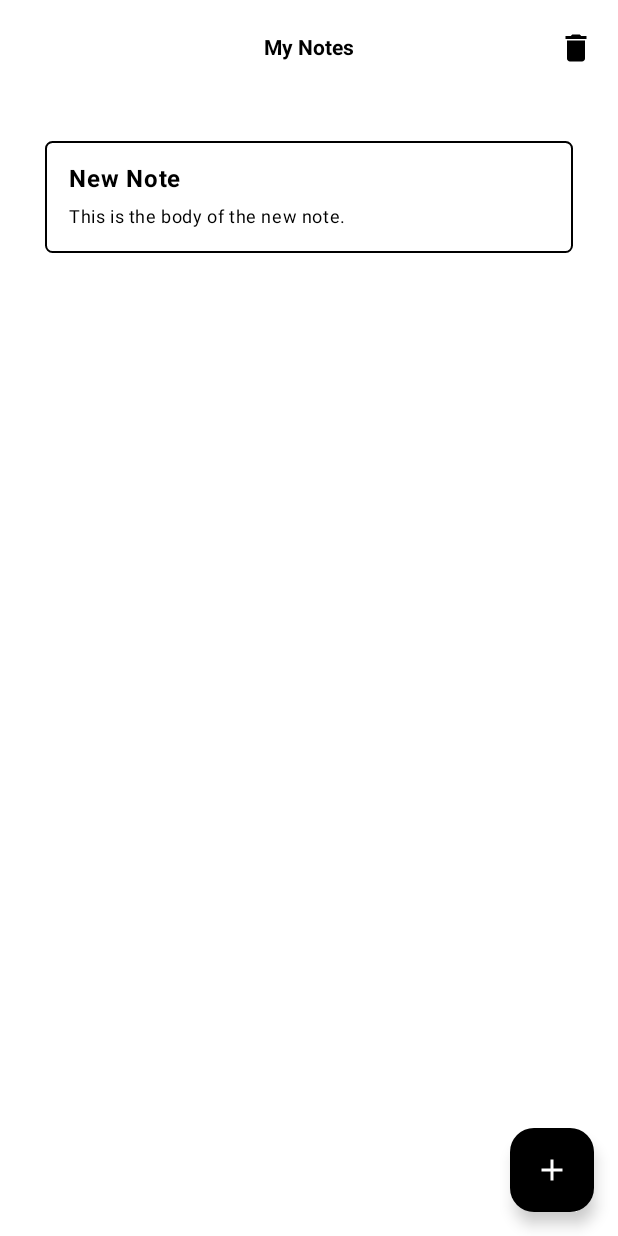
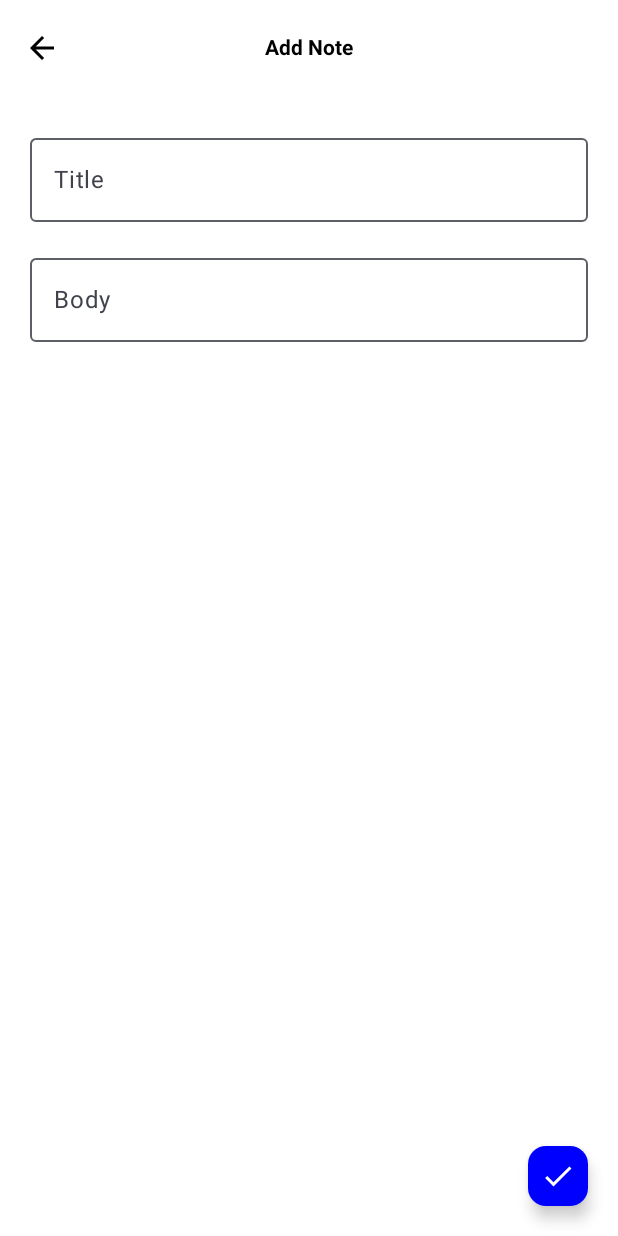
Before and after one commit to TechSmith90210/Jot, an Android app built with Jetpack Compose: the screen it shows after launch (MainActivity), after a tap on "Add Note", on a phone screen of 412 x 824 dp. Run offline under Robolectric (Android 15) with nearby library versions, the phone set to English and light mode, and no system bars.

Commit message:
feat : note addition functionality

```diff
--- a/app/build.gradle.kts
+++ b/app/build.gradle.kts
@@ -56,4 +56,7 @@ dependencies {
     androidTestImplementation(libs.androidx.ui.test.junit4)
     debugImplementation(libs.androidx.ui.tooling)
     debugImplementation(libs.androidx.ui.test.manifest)
+
+    implementation(libs.navigation.compose) // Latest version
+
 }
--- a/app/src/main/java/com/example/kotlinnotesapp/MainActivity.kt
+++ b/app/src/main/java/com/example/kotlinnotesapp/MainActivity.kt
@@ -1,45 +1,12 @@
 package com.example.kotlinnotesapp
-
 import android.os.Bundle
 import androidx.activity.ComponentActivity
 import androidx.activity.compose.setContent
 import androidx.activity.enableEdgeToEdge
-import androidx.compose.foundation.border
-import androidx.compose.foundation.layout.Column
-import androidx.compose.foundation.layout.Spacer
 import androidx.compose.foundation.layout.fillMaxSize
-import androidx.compose.foundation.layout.fillMaxWidth
-import androidx.compose.foundation.layout.padding
-import androidx.compose.foundation.lazy.LazyColumn
-import androidx.compose.foundation.lazy.items
-import androidx.compose.foundation.shape.RoundedCornerShape
-import androidx.compose.material.icons.Icons
-import androidx.compose.material.icons.filled.Add
-import androidx.compose.material.icons.filled.Delete
-import androidx.compose.material3.Card
-import androidx.compose.material3.CardDefaults
-import androidx.compose.material3.CenterAlignedTopAppBar
-import androidx.compose.material3.ExperimentalMaterial3Api
-import androidx.compose.material3.FloatingActionButton
-import androidx.compose.material3.Icon
-import androidx.compose.material3.IconButton
-import androidx.compose.material3.MaterialTheme
-import androidx.compose.material3.Scaffold
-import androidx.compose.material3.Text
-import androidx.compose.material3.TopAppBarDefaults
 import androidx.compose.runtime.Composable
-import androidx.compose.runtime.getValue
-import androidx.compose.runtime.mutableStateListOf
-import androidx.compose.runtime.mutableStateOf
-import androidx.compose.runtime.remember
-import androidx.compose.runtime.setValue
 import androidx.compose.ui.Modifier
-import androidx.compose.ui.graphics.Color
-import androidx.compose.ui.text.font.FontWeight
-import androidx.compose.ui.text.style.TextAlign
 import androidx.compose.ui.tooling.preview.Preview
-import androidx.compose.ui.unit.dp
-import androidx.compose.ui.unit.sp
 import com.example.kotlinnotesapp.ui.theme.KotlinNotesAppTheme
 
 class MainActivity : ComponentActivity() {
@@ -54,103 +21,6 @@ class MainActivity : ComponentActivity() {
     }
 }
 
-@Composable
-fun NotesApp (modifier: Modifier = Modifier) {
-    var notes = remember { mutableStateListOf<Note>() }
-    NotesScreen(notes = notes,
-        modifier = modifier,
-        onNoteAdd = { title, body -> notes.add(Note(title = title, body = body)) },
-        onDeleteAll = {notes.clear()}
-        )
-}
-
-data class Note (
-    val title : String,
-    val body: String
-)
-
-@OptIn(ExperimentalMaterial3Api::class)
-@Composable
-fun NotesScreen (notes : MutableList<Note>,
-                 onNoteAdd : (String, String) -> Unit,
-                 onDeleteAll : () -> Unit,
-                 modifier: Modifier ) {
-    Scaffold (
-        containerColor = Color.White,
-
-        modifier = modifier.fillMaxSize(),
-        topBar = {
-            CenterAlignedTopAppBar(
-                title = { Text(text = "My Notes", color = Color.Black, fontSize = 14.sp,
-                    fontWeight = FontWeight.Bold
-                    ) },
-                colors = TopAppBarDefaults.centerAlignedTopAppBarColors(
-                    containerColor = Color.Transparent
-                ),
-                actions = {
-                    IconButton(onClick = {
-                        //delete all notes
-                        onDeleteAll()
-                    },) {
-                            Icon(
-                                imageVector = Icons.Default.Delete,
-                                contentDescription = "Delete All Notes",
-                                tint = Color.Black
-                            )
-                    }
-                }
-            )
-        },
-        floatingActionButton = {
-            FloatingActionButton(onClick = {
-                onNoteAdd("New Note", "This is the body of the new note.") // Add a new note
-            },
-                containerColor = Color.Black
-                ) {
-                Icon(imageVector = Icons.Default.Add,
-                    contentDescription = "Add Note",
-                        tint = Color.White
-                    )
-            }
-        }
-    ) { paddingValues ->
-        LazyColumn (
-            modifier = modifier
-                .fillMaxSize()
-                .padding(paddingValues)
-                .padding(20.dp)) {
-            items(notes) {
-                note -> NoteCard(title = note.title, body = note.body)
-            }
-        }
-    }
-}
-
-@Composable
-fun NoteCard (title: String, body: String) {
-    Card (modifier = Modifier
-        .fillMaxWidth()
-        .padding(10.dp)
-        .border(1.dp, Color.Black, RoundedCornerShape(5.dp)),
-        shape = RoundedCornerShape(5.dp),
-        colors = CardDefaults.cardColors(
-            containerColor = Color.Transparent,
-            contentColor = Color.Black,
-        ),
-    ) {
-        Column ( modifier = Modifier.padding(16.dp)) {
-            Text(text = title,
-                style = MaterialTheme.typography.bodyLarge,
-                fontWeight = FontWeight.Bold,
-                modifier = Modifier.padding(bottom = 8.dp),
-                )
-            Text(text = body, style = MaterialTheme.typography.bodySmall,
-                    textAlign = TextAlign.Justify,
-                )
-        }
-    }
-}
-
 @Preview(showBackground = true)
 @Composable
 fun NotesAppPreview() {
--- /dev/null
+++ b/app/src/main/java/com/example/kotlinnotesapp/Note.kt
@@ -0,0 +1,6 @@
+package com.example.kotlinnotesapp
+
+data class Note (
+    val title : String,
+    val body: String
+)
--- /dev/null
+++ b/app/src/main/java/com/example/kotlinnotesapp/NotesApp.kt
@@ -0,0 +1,37 @@
+package com.example.kotlinnotesapp
+
+import androidx.compose.runtime.Composable
+import androidx.compose.runtime.mutableStateListOf
+import androidx.compose.runtime.remember
+import androidx.compose.ui.Modifier
+import androidx.navigation.compose.NavHost
+import androidx.navigation.compose.composable
+import androidx.navigation.compose.rememberNavController
+import com.example.kotlinnotesapp.ui.screens.AddNoteScreen
+import com.example.kotlinnotesapp.ui.screens.NotesScreen
+
+@Composable
+fun NotesApp (modifier: Modifier = Modifier) {
+    val navController = rememberNavController()
+    var notes = remember { mutableStateListOf<Note>() }
+
+    NavHost(navController = navController, startDestination = "noteScreen") {
+        composable("noteScreen") {
+            NotesScreen(notes = notes,
+                modifier = modifier,
+                onDeleteAll = {notes.clear()},
+                onNavigateToAddNote = { navController.navigate("addNoteScreen") },
+            )
+        }
+        composable("addNoteScreen") {
+            AddNoteScreen(
+                onNoteAdd = { note ->
+                    notes.add(Note(title = note.title, body = note.body))
+                    navController.popBackStack()
+                },
+                onBack = { navController.popBackStack() },
+                modifier = modifier
+            )
+        }
+    }
+}
--- /dev/null
+++ b/app/src/main/java/com/example/kotlinnotesapp/ui/components/NoteCard.kt
@@ -0,0 +1,42 @@
+package com.example.kotlinnotesapp.ui.components
+
+import androidx.compose.foundation.border
+import androidx.compose.foundation.layout.Column
+import androidx.compose.foundation.layout.fillMaxWidth
+import androidx.compose.foundation.layout.padding
+import androidx.compose.foundation.shape.RoundedCornerShape
+import androidx.compose.material3.Card
+import androidx.compose.material3.CardDefaults
+import androidx.compose.material3.MaterialTheme
+import androidx.compose.material3.Text
+import androidx.compose.runtime.Composable
+import androidx.compose.ui.Modifier
+import androidx.compose.ui.graphics.Color
+import androidx.compose.ui.text.font.FontWeight
+import androidx.compose.ui.text.style.TextAlign
+import androidx.compose.ui.unit.dp
+
+@Composable
+fun NoteCard (title: String, body: String) {
+    Card (modifier = Modifier
+        .fillMaxWidth()
+        .padding(10.dp)
+        .border(1.dp, Color.Black, RoundedCornerShape(5.dp)),
+        shape = RoundedCornerShape(5.dp),
+        colors = CardDefaults.cardColors(
+            containerColor = Color.Transparent,
+            contentColor = Color.Black,
+        ),
+    ) {
+        Column ( modifier = Modifier.padding(16.dp)) {
+            Text(text = title,
+                style = MaterialTheme.typography.bodyLarge,
+                fontWeight = FontWeight.Bold,
+                modifier = Modifier.padding(bottom = 8.dp),
+            )
+            Text(text = body, style = MaterialTheme.typography.bodySmall,
+                textAlign = TextAlign.Justify,
+            )
+        }
+    }
+}
--- /dev/null
+++ b/app/src/main/java/com/example/kotlinnotesapp/ui/screens/AddNoteScreen.kt
@@ -0,0 +1,124 @@
+package com.example.kotlinnotesapp.ui.screens
+
+import androidx.compose.foundation.layout.Box
+import androidx.compose.foundation.layout.Column
+import androidx.compose.foundation.layout.Spacer
+import androidx.compose.foundation.layout.fillMaxSize
+import androidx.compose.foundation.layout.fillMaxWidth
+import androidx.compose.foundation.layout.height
+import androidx.compose.foundation.layout.padding
+import androidx.compose.material.icons.Icons
+import androidx.compose.material.icons.automirrored.filled.ArrowBack
+import androidx.compose.material.icons.filled.Check
+import androidx.compose.material3.CenterAlignedTopAppBar
+import androidx.compose.material3.ExperimentalMaterial3Api
+import androidx.compose.material3.Icon
+import androidx.compose.material3.IconButton
+import androidx.compose.material3.OutlinedTextField
+import androidx.compose.material3.Scaffold
+import androidx.compose.material3.SmallFloatingActionButton
+import androidx.compose.material3.Text
+import androidx.compose.material3.TopAppBarDefaults
+import androidx.compose.runtime.*
+import androidx.compose.ui.Alignment
+import androidx.compose.ui.Modifier
+import androidx.compose.ui.graphics.Color
+import androidx.compose.ui.text.font.FontWeight
+import androidx.compose.ui.tooling.preview.Preview
+import androidx.compose.ui.unit.dp
+import androidx.compose.ui.unit.sp
+import com.example.kotlinnotesapp.Note
+
+@OptIn(ExperimentalMaterial3Api::class)
+@Composable
+fun AddNoteScreen (
+    onNoteAdd : (Note) -> Unit,
+    onBack : () -> Unit,
+    modifier: Modifier
+) {
+    var title by remember { mutableStateOf("") }
+    var body by remember { mutableStateOf("") }
+    Scaffold (
+        containerColor = Color.White,
+        modifier = modifier.fillMaxSize(),
+        topBar = {
+            CenterAlignedTopAppBar(
+                title = { Text(text = "Add Note", color = Color.Black, fontSize = 14.sp,
+                    fontWeight = FontWeight.Bold,
+                ) },
+                colors = TopAppBarDefaults.centerAlignedTopAppBarColors(
+                    containerColor = Color.Transparent
+                ),
+                navigationIcon = {
+                    IconButton(onClick = {
+                        //delete all notes
+                        onBack()
+                    },) {
+                        Icon(
+                            imageVector = Icons.AutoMirrored.Filled.ArrowBack,
+                            contentDescription = "Delete All Notes",
+                            tint = Color.Black,
+                        )
+                    }
+                }
+            )
+        },
+        floatingActionButton = {
+            SmallFloatingActionButton(onClick = {
+                if(title.isNotEmpty() && body.isNotEmpty()){
+                    onNoteAdd(Note(title = title, body = body)) // Add a new note
+                } else {
+                    println("Title or body is empty")
+                }
+            },
+                containerColor = Color.Blue
+            ) {
+                Icon(
+                    imageVector = Icons.Filled.Check,
+                    contentDescription = "Add Note",
+                    tint = Color.White,
+                )
+            }
+        }
+    ) { paddingValues ->
+        Column(
+            modifier = modifier
+                .fillMaxSize()
+                .padding(paddingValues)
+                .padding(20.dp)
+        ) {
+            Box(
+                modifier = Modifier.fillMaxWidth(),
+                contentAlignment = Alignment.CenterStart // Align to the start of the box
+            ) {
+                OutlinedTextField(
+                    value = title,
+                    onValueChange = {title = it},
+                    placeholder = { Text(text = "Enter Title") },
+                    label = { Text(text = "Title") },
+                    modifier = Modifier.fillMaxWidth(1f) // Use 80% of the width
+                )
+            }
+            Spacer(modifier = Modifier.height(16.dp))
+            Box(
+                modifier = Modifier.fillMaxWidth(),
+                contentAlignment = Alignment.CenterStart
+            ) {
+                OutlinedTextField(
+                    value = body,
+                    onValueChange = {body = it},
+                    placeholder = { Text(text = "Enter Body") },
+                    label = { Text(text = "Body") },
+                    modifier = Modifier.fillMaxWidth(1f) // Use 80% of the width
+                )
+            }
+        }
+
+    }
+}
+
+@Preview
+@Composable
+fun AddNoteScreenPreview() {
+    AddNoteScreen(onNoteAdd = {}, onBack = {}, modifier = Modifier)
+}
--- /dev/null
+++ b/app/src/main/java/com/example/kotlinnotesapp/ui/screens/NotesScreen.kt
@@ -0,0 +1,82 @@
+package com.example.kotlinnotesapp.ui.screens
+
+import androidx.compose.foundation.layout.fillMaxSize
+import androidx.compose.foundation.layout.padding
+import androidx.compose.foundation.lazy.LazyColumn
+import androidx.compose.foundation.lazy.items
+import androidx.compose.material.icons.Icons
+import androidx.compose.material.icons.filled.Add
+import androidx.compose.material.icons.filled.Delete
+import androidx.compose.material3.CenterAlignedTopAppBar
+import androidx.compose.material3.ExperimentalMaterial3Api
+import androidx.compose.material3.Icon
+import androidx.compose.material3.IconButton
+import androidx.compose.material3.Scaffold
+import androidx.compose.material3.SmallFloatingActionButton
+import androidx.compose.material3.Text
+import androidx.compose.material3.TopAppBarDefaults
+import androidx.compose.runtime.Composable
+import androidx.compose.ui.Modifier
+import androidx.compose.ui.graphics.Color
+import androidx.compose.ui.text.font.FontWeight
+import androidx.compose.ui.unit.dp
+import androidx.compose.ui.unit.sp
+import com.example.kotlinnotesapp.Note
+import com.example.kotlinnotesapp.ui.components.NoteCard
+
+@OptIn(ExperimentalMaterial3Api::class)
+@Composable
+fun NotesScreen (notes : MutableList<Note>,
+                 onDeleteAll : () -> Unit,
+                 onNavigateToAddNote : () -> Unit,
+                 modifier: Modifier ) {
+    Scaffold (
+        containerColor = Color.White,
+        modifier = modifier.fillMaxSize(),
+        topBar = {
+            CenterAlignedTopAppBar(
+                title = { Text(text = "Notes", color = Color.Black, fontSize = 14.sp,
+                    fontWeight = FontWeight.Bold,
+                ) },
+                colors = TopAppBarDefaults.centerAlignedTopAppBarColors(
+                    containerColor = Color.Transparent
+                ),
+                actions = {
+                    IconButton(onClick = {
+                        //delete all notes
+                        onDeleteAll()
+                    },) {
+                        Icon(
+                            imageVector = Icons.Default.Delete,
+                            contentDescription = "Delete All Notes",
+                            tint = Color.Black,
+                        )
+                    }
+                },
+            )
+        },
+        floatingActionButton = {
+            SmallFloatingActionButton(onClick = {
+                onNavigateToAddNote()
+            },
+                containerColor = Color.Black
+            ) {
+                Icon(imageVector = Icons.Default.Add,
+                    contentDescription = "Add Note",
+                    tint = Color.White,
+                )
+            }
+        }
+    ) { paddingValues ->
+        LazyColumn (
+            modifier = modifier
+                .fillMaxSize()
+                .padding(paddingValues)
+                .padding(horizontal = 8.dp)) {
+            items(notes) {
+                    note ->
+                NoteCard(title = note.title, body = note.body)
+            }
+        }
+    }
+}
--- a/gradle/libs.versions.toml
+++ b/gradle/libs.versions.toml
@@ -8,6 +8,7 @@ espressoCore = "3.6.1"
 lifecycleRuntimeKtx = "2.8.7"
 activityCompose = "1.10.0"
 composeBom = "2024.04.01"
+navigationComposeVersion = "2.8.6"
 
 [libraries]
 androidx-core-ktx = { group = "androidx.core", name = "core-ktx", version.ref = "coreKtx" }
@@ -24,6 +25,7 @@ androidx-ui-tooling-preview = { group = "androidx.compose.ui", name = "ui-toolin
 androidx-ui-test-manifest = { group = "androidx.compose.ui", name = "ui-test-manifest" }
 androidx-ui-test-junit4 = { group = "androidx.compose.ui", name = "ui-test-junit4" }
 androidx-material3 = { group = "androidx.compose.material3", name = "material3" }
+navigation-compose = { module = "androidx.navigation:navigation-compose", version.ref = "navigationComposeVersion" }
 
 [plugins]
 android-application = { id = "com.android.application", version.ref = "agp" }
```
